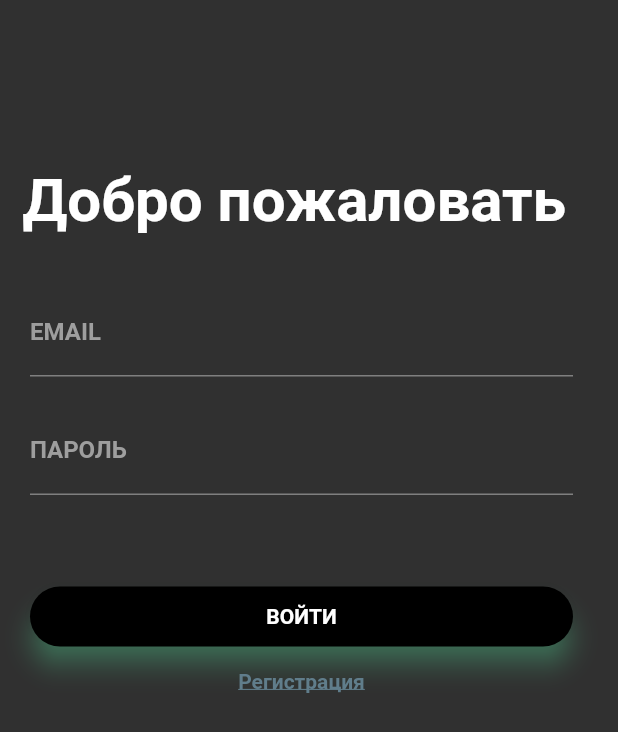
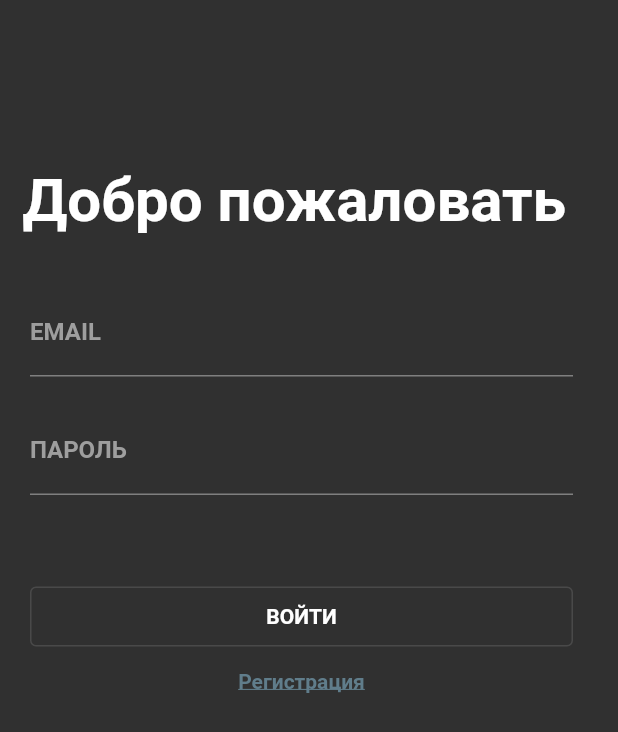
Before and after one commit to NEKO-Curator/mirea_db, a Flutter app: the screen it shows after launch, on a phone screen of 412 x 824 dp. Shown: the top 732 px of the screen. Run offline on Flutter 3.47's test engine with Material 2 defaults, Android fonts, the phone set to English and light mode, and no system bars; our stand-ins replace cloud_firestore, firebase_auth, firebase_core, formz, image_picker, sqflite; accounts and stored records are empty; Roboto replaces fonts that are missing (Montserrat).

Commit message:
buttons fixes

```diff
--- a/lib/screens/login_screen.dart
+++ b/lib/screens/login_screen.dart
@@ -103,13 +103,8 @@ class _LoginPageState extends State<LoginPage> {
               ),
               SizedBox(
                 height: 40,
-                child: Material(
-                  borderRadius: BorderRadius.circular(20),
-                  shadowColor: Colors.greenAccent,
-                  color: Colors.black,
-                  elevation: 7,
-                  child: GestureDetector(
-                      onTap: () async {
+                child: OutlinedButton(
+                    onPressed: () async {
                       Password.dirty(_passwordController.text).valid &&
                               Email.dirty(_emailController.text).valid
                           ? _singIn()
@@ -124,7 +119,6 @@ class _LoginPageState extends State<LoginPage> {
                                 color: Colors.white,
                                 fontWeight: FontWeight.bold,
                                 fontFamily: 'Montserrat')))),
-                ),
               ),
               const SizedBox(
                 height: 15,
```
Also changed, not shown: lib/screens/logup_screen.dart (+5 -4 lines). Lines whose indentation alone changed are shown as unchanged.
